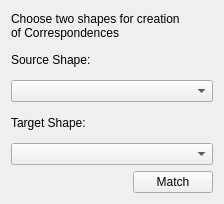
Before: the Qt Designer form src/custom/tabs/IdentityMatchingTabWidget.ui in PeterZs/ShapeAnalyzer, drawn with Qt 5.
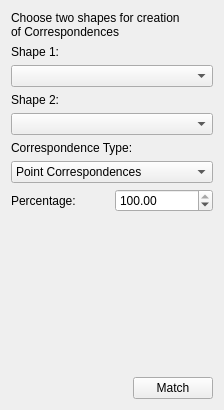
After: the same form once the commit is applied.

```diff
--- a/src/custom/tabs/IdentityMatchingTabWidget.ui
+++ b/src/custom/tabs/IdentityMatchingTabWidget.ui
@@ -7,9 +7,15 @@
     <x>0</x>
     <y>0</y>
     <width>224</width>
-    <height>204</height>
+    <height>410</height>
    </rect>
   </property>
+  <property name="sizePolicy">
+   <sizepolicy hsizetype="Preferred" vsizetype="Preferred">
+    <horstretch>0</horstretch>
+    <verstretch>0</verstretch>
+   </sizepolicy>
+  </property>
   <layout class="QVBoxLayout" name="verticalLayout">
    <item>
     <widget class="QLabel" name="labelChoose">
@@ -22,7 +28,7 @@
    <item>
     <widget class="QLabel" name="labelSourceShape">
      <property name="text">
-      <string>Source Shape:</string>
+      <string>Shape 1:</string>
      </property>
     </widget>
    </item>
@@ -32,13 +38,74 @@
    <item>
     <widget class="QLabel" name="labelTargetShape">
      <property name="text">
-      <string>Target Shape:</string>
+      <string>Shape 2:</string>
      </property>
     </widget>
    </item>
    <item>
     <widget class="QComboBox" name="comboBoxShape2"/>
    </item>
+   <item>
+    <widget class="QLabel" name="labelCorrespondences">
+     <property name="text">
+      <string>Correspondence Type:</string>
+     </property>
+    </widget>
+   </item>
+   <item>
+    <widget class="QComboBox" name="comboBoxCorrespondenceType">
+     <item>
+      <property name="text">
+       <string>Point Correspondences</string>
+      </property>
+     </item>
+     <item>
+      <property name="text">
+       <string>Face Correspondences</string>
+      </property>
+     </item>
+    </widget>
+   </item>
+   <item>
+    <layout class="QHBoxLayout" name="horizontalLayout_2">
+     <item>
+      <widget class="QLabel" name="labelPercentage">
+       <property name="text">
+        <string>Percentage:</string>
+       </property>
+      </widget>
+     </item>
+     <item>
+      <widget class="QDoubleSpinBox" name="spinBoxPercentage">
+       <property name="minimum">
+        <double>0.000000000000000</double>
+       </property>
+       <property name="maximum">
+        <double>100.000000000000000</double>
+       </property>
+       <property name="singleStep">
+        <double>1.000000000000000</double>
+       </property>
+       <property name="value">
+        <double>100.000000000000000</double>
+       </property>
+      </widget>
+     </item>
+    </layout>
+   </item>
+   <item>
+    <spacer name="verticalSpacer">
+     <property name="orientation">
+      <enum>Qt::Vertical</enum>
+     </property>
+     <property name="sizeHint" stdset="0">
+      <size>
+       <width>20</width>
+       <height>40</height>
+      </size>
+     </property>
+    </spacer>
+   </item>
    <item>
     <layout class="QHBoxLayout" name="horizontalLayout">
      <item>
```
Left out of the diff: 4 changed lines with no effect on the pictures.
